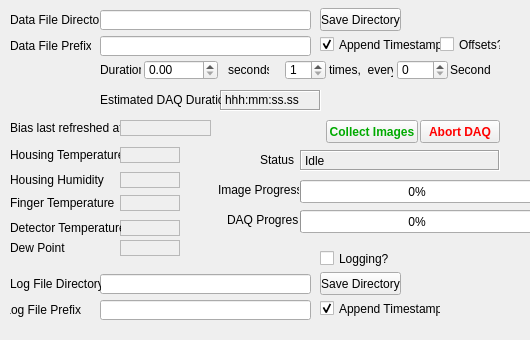
Above: STFC/HexitecGigEProject/trunk/HexitecGigE/dataacquisitionform.ui from stfc-detectors/hexitec before the change. Below: the same form after it.
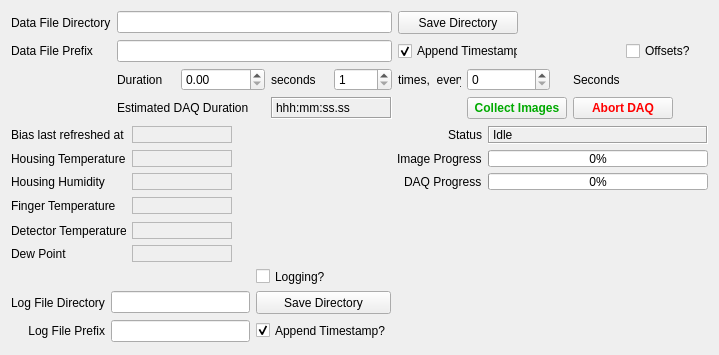
That is the form after the change.

```diff
--- a/STFC/HexitecGigEProject/trunk/HexitecGigE/dataacquisitionform.ui
+++ b/STFC/HexitecGigEProject/trunk/HexitecGigE/dataacquisitionform.ui
@@ -6,60 +6,27 @@
    <rect>
     <x>0</x>
     <y>0</y>
-    <width>530</width>
-    <height>340</height>
+    <width>697</width>
+    <height>355</height>
    </rect>
   </property>
   <property name="windowTitle">
    <string>Form</string>
   </property>
-  <widget class="QLineEdit" name="dataFilePrefix">
-   <property name="geometry">
-    <rect>
-     <x>100</x>
-     <y>36</y>
-     <width>211</width>
-     <height>20</height>
-    </rect>
-   </property>
-  </widget>
-  <widget class="QCheckBox" name="offsetsButton">
-   <property name="geometry">
-    <rect>
-     <x>440</x>
-     <y>36</y>
-     <width>61</width>
-     <height>17</height>
-    </rect>
-   </property>
-   <property name="text">
-    <string>Offsets?</string>
-   </property>
-   <property name="checked">
-    <bool>false</bool>
-   </property>
-  </widget>
-  <widget class="QLabel" name="durationLabel">
-   <property name="geometry">
-    <rect>
-     <x>100</x>
-     <y>60</y>
-     <width>41</width>
-     <height>20</height>
-    </rect>
-   </property>
-   <property name="text">
-    <string>Duration</string>
-   </property>
-  </widget>
+  <layout class="QGridLayout" name="gridLayout_2">
+   <item row="3" column="8" colspan="4">
   <widget class="QPushButton" name="abortDAQ">
-   <property name="geometry">
-    <rect>
-     <x>420</x>
-     <y>120</y>
-     <width>80</width>
-     <height>23</height>
-    </rect>
+     <property name="minimumSize">
+      <size>
+       <width>100</width>
+       <height>0</height>
+      </size>
+     </property>
+     <property name="maximumSize">
+      <size>
+       <width>100</width>
+       <height>16777215</height>
+      </size>
    </property>
    <property name="palette">
     <palette>
@@ -138,168 +105,9 @@
     <string>Abort DAQ</string>
    </property>
   </widget>
-  <widget class="QLabel" name="dataFileDirectoryLabel">
-   <property name="geometry">
-    <rect>
-     <x>10</x>
-     <y>10</y>
-     <width>91</width>
-     <height>20</height>
-    </rect>
-   </property>
-   <property name="layoutDirection">
-    <enum>Qt::LeftToRight</enum>
-   </property>
-   <property name="text">
-    <string>Data File Directory</string>
-   </property>
-   <property name="alignment">
-    <set>Qt::AlignLeading|Qt::AlignLeft|Qt::AlignVCenter</set>
-   </property>
-  </widget>
-  <widget class="QLabel" name="state">
-   <property name="geometry">
-    <rect>
-     <x>300</x>
-     <y>150</y>
-     <width>200</width>
-     <height>21</height>
-    </rect>
-   </property>
-   <property name="frameShape">
-    <enum>QFrame::Box</enum>
-   </property>
-   <property name="frameShadow">
-    <enum>QFrame::Sunken</enum>
-   </property>
-   <property name="text">
-    <string>Idle</string>
-   </property>
-  </widget>
-  <widget class="QPushButton" name="dataFileDirectoryButton">
-   <property name="geometry">
-    <rect>
-     <x>320</x>
-     <y>8</y>
-     <width>81</width>
-     <height>23</height>
-    </rect>
-   </property>
-   <property name="text">
-    <string>Save Directory</string>
-   </property>
-  </widget>
-  <widget class="QCheckBox" name="dataFileTimestamp">
-   <property name="geometry">
-    <rect>
-     <x>320</x>
-     <y>36</y>
-     <width>121</width>
-     <height>17</height>
-    </rect>
-   </property>
-   <property name="text">
-    <string>Append Timestamp?</string>
-   </property>
-   <property name="checked">
-    <bool>true</bool>
-   </property>
-  </widget>
-  <widget class="QPushButton" name="collectImages">
-   <property name="geometry">
-    <rect>
-     <x>326</x>
-     <y>120</y>
-     <width>92</width>
-     <height>23</height>
-    </rect>
-   </property>
-   <property name="palette">
-    <palette>
-     <active>
-      <colorrole role="Text">
-       <brush brushstyle="SolidPattern">
-        <color alpha="255">
-         <red>0</red>
-         <green>170</green>
-         <blue>0</blue>
-        </color>
-       </brush>
-      </colorrole>
-      <colorrole role="ButtonText">
-       <brush brushstyle="SolidPattern">
-        <color alpha="255">
-         <red>0</red>
-         <green>170</green>
-         <blue>0</blue>
-        </color>
-       </brush>
-      </colorrole>
-     </active>
-     <inactive>
-      <colorrole role="Text">
-       <brush brushstyle="SolidPattern">
-        <color alpha="255">
-         <red>0</red>
-         <green>170</green>
-         <blue>0</blue>
-        </color>
-       </brush>
-      </colorrole>
-      <colorrole role="ButtonText">
-       <brush brushstyle="SolidPattern">
-        <color alpha="255">
-         <red>0</red>
-         <green>170</green>
-         <blue>0</blue>
-        </color>
-       </brush>
-      </colorrole>
-     </inactive>
-     <disabled>
-      <colorrole role="Text">
-       <brush brushstyle="SolidPattern">
-        <color alpha="255">
-         <red>120</red>
-         <green>120</green>
-         <blue>120</blue>
-        </color>
-       </brush>
-      </colorrole>
-      <colorrole role="ButtonText">
-       <brush brushstyle="SolidPattern">
-        <color alpha="255">
-         <red>120</red>
-         <green>120</green>
-         <blue>120</blue>
-        </color>
-       </brush>
-      </colorrole>
-     </disabled>
-    </palette>
-   </property>
-   <property name="font">
-    <font>
-     <weight>75</weight>
-     <bold>true</bold>
-    </font>
-   </property>
-   <property name="autoFillBackground">
-    <bool>true</bool>
-   </property>
-   <property name="text">
-    <string>Collect Images</string>
-   </property>
-  </widget>
+   </item>
+   <item row="2" column="2">
   <widget class="QDoubleSpinBox" name="duration">
-   <property name="geometry">
-    <rect>
-     <x>144</x>
-     <y>60</y>
-     <width>74</width>
-     <height>20</height>
-    </rect>
-   </property>
    <property name="decimals">
     <number>2</number>
    </property>
@@ -307,15 +115,136 @@
     <double>999999.989999999990687</double>
    </property>
   </widget>
+   </item>
+   <item row="6" column="0">
+    <spacer name="verticalSpacer">
+     <property name="orientation">
+      <enum>Qt::Vertical</enum>
+     </property>
+     <property name="sizeHint" stdset="0">
+      <size>
+       <width>20</width>
+       <height>40</height>
+      </size>
+     </property>
+    </spacer>
+   </item>
+   <item row="1" column="5" colspan="4">
+    <widget class="QCheckBox" name="dataFileTimestamp">
+     <property name="minimumSize">
+      <size>
+       <width>120</width>
+       <height>0</height>
+      </size>
+     </property>
+     <property name="maximumSize">
+      <size>
+       <width>120</width>
+       <height>16777215</height>
+      </size>
+     </property>
+     <property name="text">
+      <string>Append Timestamp?</string>
+     </property>
+     <property name="checked">
+      <bool>true</bool>
+     </property>
+    </widget>
+   </item>
+   <item row="3" column="6" colspan="2">
+    <widget class="QPushButton" name="collectImages">
+     <property name="minimumSize">
+      <size>
+       <width>100</width>
+       <height>0</height>
+      </size>
+     </property>
+     <property name="maximumSize">
+      <size>
+       <width>93</width>
+       <height>16777215</height>
+      </size>
+     </property>
+     <property name="palette">
+      <palette>
+       <active>
+        <colorrole role="Text">
+         <brush brushstyle="SolidPattern">
+          <color alpha="255">
+           <red>0</red>
+           <green>170</green>
+           <blue>0</blue>
+          </color>
+         </brush>
+        </colorrole>
+        <colorrole role="ButtonText">
+         <brush brushstyle="SolidPattern">
+          <color alpha="255">
+           <red>0</red>
+           <green>170</green>
+           <blue>0</blue>
+          </color>
+         </brush>
+        </colorrole>
+       </active>
+       <inactive>
+        <colorrole role="Text">
+         <brush brushstyle="SolidPattern">
+          <color alpha="255">
+           <red>0</red>
+           <green>170</green>
+           <blue>0</blue>
+          </color>
+         </brush>
+        </colorrole>
+        <colorrole role="ButtonText">
+         <brush brushstyle="SolidPattern">
+          <color alpha="255">
+           <red>0</red>
+           <green>170</green>
+           <blue>0</blue>
+          </color>
+         </brush>
+        </colorrole>
+       </inactive>
+       <disabled>
+        <colorrole role="Text">
+         <brush brushstyle="SolidPattern">
+          <color alpha="255">
+           <red>120</red>
+           <green>120</green>
+           <blue>120</blue>
+          </color>
+         </brush>
+        </colorrole>
+        <colorrole role="ButtonText">
+         <brush brushstyle="SolidPattern">
+          <color alpha="255">
+           <red>120</red>
+           <green>120</green>
+           <blue>120</blue>
+          </color>
+         </brush>
+        </colorrole>
+       </disabled>
+      </palette>
+     </property>
+     <property name="font">
+      <font>
+       <weight>75</weight>
+       <bold>true</bold>
+      </font>
+     </property>
+     <property name="autoFillBackground">
+      <bool>true</bool>
+     </property>
+     <property name="text">
+      <string>Collect Images</string>
+     </property>
+    </widget>
+   </item>
+   <item row="1" column="0">
   <widget class="QLabel" name="dataFilePrefixLabel">
-   <property name="geometry">
-    <rect>
-     <x>10</x>
-     <y>36</y>
-     <width>81</width>
-     <height>20</height>
-    </rect>
-   </property>
    <property name="layoutDirection">
     <enum>Qt::LeftToRight</enum>
    </property>
@@ -326,25 +255,9 @@
     <set>Qt::AlignLeading|Qt::AlignLeft|Qt::AlignVCenter</set>
    </property>
   </widget>
-  <widget class="QLineEdit" name="dataFileDirectory">
-   <property name="geometry">
-    <rect>
-     <x>100</x>
-     <y>10</y>
-     <width>211</width>
-     <height>20</height>
-    </rect>
-   </property>
-  </widget>
+   </item>
+   <item row="2" column="3">
   <widget class="QLabel" name="secondsLabel">
-   <property name="geometry">
-    <rect>
-     <x>228</x>
-     <y>60</y>
-     <width>41</width>
-     <height>20</height>
-    </rect>
-   </property>
    <property name="layoutDirection">
     <enum>Qt::LeftToRight</enum>
    </property>
@@ -355,142 +268,14 @@
     <set>Qt::AlignLeading|Qt::AlignLeft|Qt::AlignVCenter</set>
    </property>
   </widget>
-  <widget class="QLabel" name="housingTemperatureLabel">
-   <property name="geometry">
-    <rect>
-     <x>10</x>
-     <y>147</y>
-     <width>111</width>
-     <height>16</height>
-    </rect>
-   </property>
-   <property name="text">
-    <string>Housing Temperature</string>
-   </property>
-  </widget>
-  <widget class="QLabel" name="housingTemperature">
-   <property name="geometry">
-    <rect>
-     <x>120</x>
-     <y>147</y>
-     <width>60</width>
-     <height>16</height>
-    </rect>
-   </property>
-   <property name="frameShape">
-    <enum>QFrame::StyledPanel</enum>
-   </property>
-   <property name="text">
-    <string/>
-   </property>
-   <property name="margin">
-    <number>1</number>
-   </property>
-  </widget>
-  <widget class="QLabel" name="housingHumidityLabel">
-   <property name="geometry">
-    <rect>
-     <x>10</x>
-     <y>172</y>
-     <width>111</width>
-     <height>16</height>
-    </rect>
-   </property>
-   <property name="text">
-    <string>Housing Humidity</string>
-   </property>
-  </widget>
-  <widget class="QLabel" name="housingHumidity">
-   <property name="geometry">
-    <rect>
-     <x>120</x>
-     <y>172</y>
-     <width>60</width>
-     <height>16</height>
-    </rect>
-   </property>
-   <property name="frameShape">
-    <enum>QFrame::StyledPanel</enum>
-   </property>
-   <property name="text">
-    <string/>
-   </property>
-   <property name="margin">
-    <number>1</number>
-   </property>
-  </widget>
-  <widget class="QLabel" name="fingerTemperatureLabel">
-   <property name="geometry">
-    <rect>
-     <x>10</x>
-     <y>195</y>
-     <width>111</width>
-     <height>16</height>
-    </rect>
-   </property>
-   <property name="text">
-    <string>Finger Temperature</string>
-   </property>
-  </widget>
-  <widget class="QLabel" name="fingerTemperature">
-   <property name="geometry">
-    <rect>
-     <x>120</x>
-     <y>195</y>
-     <width>60</width>
-     <height>16</height>
-    </rect>
-   </property>
-   <property name="frameShape">
-    <enum>QFrame::StyledPanel</enum>
-   </property>
-   <property name="text">
-    <string/>
-   </property>
-   <property name="margin">
-    <number>1</number>
-   </property>
-  </widget>
-  <widget class="QLabel" name="biasLastRefreshedLabel">
-   <property name="geometry">
-    <rect>
-     <x>10</x>
-     <y>120</y>
-     <width>111</width>
-     <height>16</height>
-    </rect>
-   </property>
-   <property name="text">
-    <string>Bias last refreshed at</string>
-   </property>
-  </widget>
-  <widget class="QLabel" name="biasLastRefreshed">
-   <property name="geometry">
-    <rect>
-     <x>120</x>
-     <y>120</y>
-     <width>91</width>
-     <height>16</height>
-    </rect>
-   </property>
-   <property name="frameShape">
-    <enum>QFrame::StyledPanel</enum>
-   </property>
-   <property name="text">
-    <string/>
-   </property>
-   <property name="margin">
-    <number>1</number>
-   </property>
-  </widget>
+   </item>
+   <item row="2" column="4">
   <widget class="QSpinBox" name="repeatCount">
-   <property name="geometry">
-    <rect>
-     <x>285</x>
-     <y>60</y>
-     <width>41</width>
-     <height>20</height>
-    </rect>
+     <property name="minimumSize">
+      <size>
+       <width>50</width>
+       <height>0</height>
+      </size>
    </property>
    <property name="minimum">
     <number>1</number>
@@ -499,27 +284,112 @@
     <number>999</number>
    </property>
   </widget>
+   </item>
+   <item row="3" column="3" colspan="2">
+    <widget class="QLabel" name="estimatedDuration">
+     <property name="frameShape">
+      <enum>QFrame::Box</enum>
+     </property>
+     <property name="frameShadow">
+      <enum>QFrame::Sunken</enum>
+     </property>
+     <property name="text">
+      <string>&lt;html&gt;&lt;head/&gt;&lt;body&gt;&lt;p&gt;hhh:mm:ss.ss&lt;/p&gt;&lt;/body&gt;&lt;/html&gt;</string>
+     </property>
+    </widget>
+   </item>
+   <item row="2" column="5">
   <widget class="QLabel" name="timesLabel">
-   <property name="geometry">
-    <rect>
-     <x>329</x>
-     <y>60</y>
-     <width>64</width>
-     <height>20</height>
-    </rect>
+     <property name="minimumSize">
+      <size>
+       <width>63</width>
+       <height>0</height>
+      </size>
+     </property>
+     <property name="maximumSize">
+      <size>
+       <width>63</width>
+       <height>16777215</height>
+      </size>
    </property>
    <property name="text">
     <string>times,  every</string>
    </property>
   </widget>
+   </item>
+   <item row="2" column="1">
+    <widget class="QLabel" name="durationLabel">
+     <property name="text">
+      <string>Duration</string>
+     </property>
+    </widget>
+   </item>
+   <item row="3" column="1" colspan="2">
+    <widget class="QLabel" name="estimatedDurationLabel">
+     <property name="text">
+      <string>Estimated DAQ Duration</string>
+     </property>
+    </widget>
+   </item>
+   <item row="0" column="1" colspan="4">
+    <widget class="QLineEdit" name="dataFileDirectory">
+     <property name="minimumSize">
+      <size>
+       <width>275</width>
+       <height>0</height>
+      </size>
+     </property>
+    </widget>
+   </item>
+   <item row="0" column="0">
+    <widget class="QLabel" name="dataFileDirectoryLabel">
+     <property name="layoutDirection">
+      <enum>Qt::LeftToRight</enum>
+     </property>
+     <property name="text">
+      <string>Data File Directory</string>
+     </property>
+     <property name="alignment">
+      <set>Qt::AlignLeading|Qt::AlignLeft|Qt::AlignVCenter</set>
+     </property>
+    </widget>
+   </item>
+   <item row="4" column="3">
+    <spacer name="verticalSpacer_2">
+     <property name="orientation">
+      <enum>Qt::Vertical</enum>
+     </property>
+     <property name="sizeHint" stdset="0">
+      <size>
+       <width>20</width>
+       <height>40</height>
+      </size>
+     </property>
+    </spacer>
+   </item>
+   <item row="1" column="1" colspan="4">
+    <widget class="QLineEdit" name="dataFilePrefix">
+     <property name="minimumSize">
+      <size>
+       <width>204</width>
+       <height>0</height>
+      </size>
+     </property>
+    </widget>
+   </item>
+   <item row="2" column="6">
   <widget class="QDoubleSpinBox" name="repeatInterval">
-   <property name="geometry">
-    <rect>
-     <x>397</x>
-     <y>60</y>
-     <width>51</width>
-     <height>20</height>
-    </rect>
+     <property name="minimumSize">
+      <size>
+       <width>83</width>
+       <height>0</height>
+      </size>
+     </property>
+     <property name="maximumSize">
+      <size>
+       <width>83</width>
+       <height>16777215</height>
+      </size>
    </property>
    <property name="decimals">
     <number>0</number>
@@ -531,15 +401,28 @@
     <double>0.000000000000000</double>
    </property>
   </widget>
+   </item>
+   <item row="0" column="5" colspan="3" alignment="Qt::AlignLeft">
+    <widget class="QPushButton" name="dataFileDirectoryButton">
+     <property name="minimumSize">
+      <size>
+       <width>120</width>
+       <height>23</height>
+      </size>
+     </property>
+     <property name="maximumSize">
+      <size>
+       <width>120</width>
+       <height>23</height>
+      </size>
+     </property>
+     <property name="text">
+      <string>Save Directory</string>
+     </property>
+    </widget>
+   </item>
+   <item row="2" column="8">
   <widget class="QLabel" name="secondsLabel_2">
-   <property name="geometry">
-    <rect>
-     <x>450</x>
-     <y>60</y>
-     <width>41</width>
-     <height>20</height>
-    </rect>
-   </property>
    <property name="layoutDirection">
     <enum>Qt::LeftToRight</enum>
    </property>
@@ -550,183 +433,206 @@
     <set>Qt::AlignLeading|Qt::AlignLeft|Qt::AlignVCenter</set>
    </property>
   </widget>
-  <widget class="QLabel" name="detectorTemperature">
-   <property name="geometry">
-    <rect>
-     <x>120</x>
-     <y>220</y>
-     <width>60</width>
-     <height>16</height>
-    </rect>
-   </property>
-   <property name="frameShape">
-    <enum>QFrame::StyledPanel</enum>
+   </item>
+   <item row="1" column="9">
+    <widget class="QCheckBox" name="offsetsButton">
+     <property name="minimumSize">
+      <size>
+       <width>70</width>
+       <height>0</height>
+      </size>
+     </property>
+     <property name="maximumSize">
+      <size>
+       <width>70</width>
+       <height>16777215</height>
+      </size>
    </property>
    <property name="text">
-    <string/>
-   </property>
-   <property name="margin">
-    <number>1</number>
-   </property>
-  </widget>
-  <widget class="QLabel" name="detectorTemperatureLabel">
-   <property name="geometry">
-    <rect>
-     <x>10</x>
-     <y>220</y>
-     <width>111</width>
-     <height>16</height>
-    </rect>
-   </property>
-   <property name="text">
-    <string>Detector Temperature</string>
-   </property>
-  </widget>
+      <string>Offsets?</string>
+     </property>
+     <property name="checked">
+      <bool>false</bool>
+     </property>
+    </widget>
+   </item>
+   <item row="5" column="0" colspan="12">
+    <layout class="QGridLayout" name="gridLayout">
+     <item row="0" column="5" alignment="Qt::AlignRight">
   <widget class="QLabel" name="dataAcquisitionModeLabel_2">
-   <property name="geometry">
-    <rect>
-     <x>260</x>
-     <y>150</y>
-     <width>35</width>
-     <height>20</height>
-    </rect>
-   </property>
    <property name="text">
     <string>Status</string>
    </property>
   </widget>
-  <widget class="QLabel" name="estimatedDuration">
-   <property name="geometry">
-    <rect>
-     <x>220</x>
-     <y>90</y>
-     <width>101</width>
-     <height>21</height>
-    </rect>
-   </property>
-   <property name="frameShape">
-    <enum>QFrame::Box</enum>
-   </property>
-   <property name="frameShadow">
-    <enum>QFrame::Sunken</enum>
-   </property>
+     </item>
+     <item row="6" column="4">
+      <widget class="QCheckBox" name="loggingEnabled">
+       <property name="minimumSize">
+        <size>
+         <width>0</width>
+         <height>17</height>
+        </size>
+       </property>
+       <property name="maximumSize">
+        <size>
+         <width>16777215</width>
+         <height>17</height>
+        </size>
+       </property>
    <property name="text">
-    <string>&lt;html&gt;&lt;head/&gt;&lt;body&gt;&lt;p&gt;hhh:mm:ss.ss&lt;/p&gt;&lt;/body&gt;&lt;/html&gt;</string>
-   </property>
-  </widget>
-  <widget class="QLabel" name="estimatedDurationLabel">
-   <property name="geometry">
-    <rect>
-     <x>100</x>
-     <y>90</y>
-     <width>121</width>
-     <height>20</height>
-    </rect>
-   </property>
-   <property name="text">
-    <string>Estimated DAQ Duration</string>
-   </property>
-  </widget>
-  <widget class="QProgressBar" name="imageProgressBar">
-   <property name="geometry">
-    <rect>
-     <x>300</x>
-     <y>180</y>
-     <width>234</width>
-     <height>23</height>
-    </rect>
-   </property>
-   <property name="value">
-    <number>0</number>
-   </property>
-  </widget>
+        <string>Logging?</string>
+       </property>
+       <property name="checked">
+        <bool>false</bool>
+       </property>
+      </widget>
+     </item>
+     <item row="7" column="1" colspan="3">
+      <widget class="QLineEdit" name="logFileDirectory"/>
+     </item>
+     <item row="1" column="5" alignment="Qt::AlignRight">
   <widget class="QLabel" name="progressBarLabel">
-   <property name="geometry">
-    <rect>
-     <x>218</x>
-     <y>180</y>
-     <width>81</width>
-     <height>20</height>
-    </rect>
-   </property>
    <property name="text">
     <string>Image Progress</string>
    </property>
   </widget>
-  <widget class="QLabel" name="dewPoint">
-   <property name="geometry">
-    <rect>
-     <x>120</x>
-     <y>240</y>
-     <width>60</width>
-     <height>16</height>
-    </rect>
-   </property>
+     </item>
+     <item row="0" column="6" colspan="2">
+      <widget class="QLabel" name="state">
    <property name="frameShape">
-    <enum>QFrame::StyledPanel</enum>
-   </property>
-   <property name="text">
-    <string/>
-   </property>
-   <property name="margin">
-    <number>1</number>
-   </property>
-  </widget>
-  <widget class="QLabel" name="dewPointLabel">
-   <property name="geometry">
-    <rect>
-     <x>10</x>
-     <y>240</y>
-     <width>111</width>
-     <height>16</height>
-    </rect>
-   </property>
+        <enum>QFrame::Box</enum>
+       </property>
+       <property name="frameShadow">
+        <enum>QFrame::Sunken</enum>
+       </property>
    <property name="text">
-    <string>Dew Point</string>
-   </property>
-  </widget>
-  <widget class="QLineEdit" name="logFileDirectory">
-   <property name="geometry">
-    <rect>
-     <x>100</x>
-     <y>274</y>
-     <width>211</width>
-     <height>20</height>
-    </rect>
-   </property>
-  </widget>
-  <widget class="QLineEdit" name="logFilePrefix">
-   <property name="geometry">
-    <rect>
-     <x>100</x>
-     <y>300</y>
-     <width>211</width>
+        <string>Idle</string>
+       </property>
+      </widget>
+     </item>
+     <item row="8" column="1" colspan="3">
+      <widget class="QLineEdit" name="logFilePrefix"/>
+     </item>
+     <item row="3" column="3">
+      <spacer name="horizontalSpacer_3">
+       <property name="orientation">
+        <enum>Qt::Horizontal</enum>
+       </property>
+       <property name="sizeHint" stdset="0">
+        <size>
+         <width>40</width>
      <height>20</height>
-    </rect>
-   </property>
-  </widget>
+        </size>
+       </property>
+      </spacer>
+     </item>
+     <item row="7" column="4">
   <widget class="QPushButton" name="logFileDirectoryButton">
-   <property name="geometry">
-    <rect>
-     <x>320</x>
-     <y>272</y>
-     <width>81</width>
+       <property name="minimumSize">
+        <size>
+         <width>0</width>
      <height>23</height>
-    </rect>
+        </size>
+       </property>
+       <property name="maximumSize">
+        <size>
+         <width>16777215</width>
+         <height>23</height>
+        </size>
    </property>
    <property name="text">
     <string>Save Directory</string>
    </property>
   </widget>
+     </item>
+     <item row="8" column="4">
+      <widget class="QCheckBox" name="logFileTimestamp">
+       <property name="minimumSize">
+        <size>
+         <width>0</width>
+         <height>17</height>
+        </size>
+       </property>
+       <property name="maximumSize">
+        <size>
+         <width>16777215</width>
+         <height>17</height>
+        </size>
+       </property>
+       <property name="text">
+        <string>Append Timestamp?</string>
+       </property>
+       <property name="checked">
+        <bool>true</bool>
+       </property>
+      </widget>
+     </item>
+     <item row="0" column="2">
+      <widget class="QLabel" name="biasLastRefreshed">
+       <property name="minimumSize">
+        <size>
+         <width>100</width>
+         <height>17</height>
+        </size>
+       </property>
+       <property name="maximumSize">
+        <size>
+         <width>100</width>
+         <height>17</height>
+        </size>
+       </property>
+       <property name="frameShape">
+        <enum>QFrame::StyledPanel</enum>
+       </property>
+       <property name="text">
+        <string/>
+       </property>
+       <property name="margin">
+        <number>1</number>
+       </property>
+      </widget>
+     </item>
+     <item row="0" column="0" colspan="2">
+      <widget class="QLabel" name="biasLastRefreshedLabel">
+       <property name="text">
+        <string>Bias last refreshed at</string>
+       </property>
+      </widget>
+     </item>
+     <item row="1" column="2">
+      <widget class="QLabel" name="housingTemperature">
+       <property name="minimumSize">
+        <size>
+         <width>100</width>
+         <height>17</height>
+        </size>
+       </property>
+       <property name="maximumSize">
+        <size>
+         <width>100</width>
+         <height>17</height>
+        </size>
+       </property>
+       <property name="frameShape">
+        <enum>QFrame::StyledPanel</enum>
+       </property>
+       <property name="text">
+        <string/>
+       </property>
+       <property name="margin">
+        <number>1</number>
+       </property>
+      </widget>
+     </item>
+     <item row="1" column="0" colspan="2">
+      <widget class="QLabel" name="housingTemperatureLabel">
+       <property name="text">
+        <string>Housing Temperature</string>
+       </property>
+      </widget>
+     </item>
+     <item row="8" column="0">
   <widget class="QLabel" name="logFilePrefixLabel">
-   <property name="geometry">
-    <rect>
-     <x>10</x>
-     <y>300</y>
-     <width>71</width>
-     <height>20</height>
-    </rect>
-   </property>
    <property name="layoutDirection">
     <enum>Qt::LeftToRight</enum>
    </property>
@@ -737,15 +643,16 @@
     <set>Qt::AlignRight|Qt::AlignTrailing|Qt::AlignVCenter</set>
    </property>
   </widget>
+     </item>
+     <item row="5" column="0" colspan="2">
+      <widget class="QLabel" name="dewPointLabel">
+       <property name="text">
+        <string>Dew Point</string>
+       </property>
+      </widget>
+     </item>
+     <item row="7" column="0">
   <widget class="QLabel" name="logFileDirectoryLabel">
-   <property name="geometry">
-    <rect>
-     <x>10</x>
-     <y>274</y>
-     <width>91</width>
-     <height>20</height>
-    </rect>
-   </property>
    <property name="layoutDirection">
     <enum>Qt::LeftToRight</enum>
    </property>
@@ -756,64 +663,170 @@
     <set>Qt::AlignLeading|Qt::AlignLeft|Qt::AlignVCenter</set>
    </property>
   </widget>
-  <widget class="QCheckBox" name="logFileTimestamp">
-   <property name="geometry">
-    <rect>
-     <x>320</x>
-     <y>300</y>
-     <width>121</width>
+     </item>
+     <item row="2" column="0" colspan="2">
+      <widget class="QLabel" name="housingHumidityLabel">
+       <property name="text">
+        <string>Housing Humidity</string>
+       </property>
+      </widget>
+     </item>
+     <item row="4" column="0" colspan="2">
+      <widget class="QLabel" name="detectorTemperatureLabel">
+       <property name="minimumSize">
+        <size>
+         <width>106</width>
+         <height>0</height>
+        </size>
+       </property>
+       <property name="text">
+        <string>Detector Temperature</string>
+       </property>
+      </widget>
+     </item>
+     <item row="5" column="2">
+      <widget class="QLabel" name="dewPoint">
+       <property name="minimumSize">
+        <size>
+         <width>0</width>
      <height>17</height>
-    </rect>
-   </property>
+        </size>
+       </property>
+       <property name="maximumSize">
+        <size>
+         <width>16777215</width>
+         <height>17</height>
+        </size>
+       </property>
+       <property name="frameShape">
+        <enum>QFrame::StyledPanel</enum>
+       </property>
    <property name="text">
-    <string>Append Timestamp?</string>
-   </property>
-   <property name="checked">
-    <bool>true</bool>
-   </property>
-  </widget>
-  <widget class="QCheckBox" name="loggingEnabled">
-   <property name="geometry">
-    <rect>
-     <x>320</x>
-     <y>250</y>
-     <width>71</width>
+        <string/>
+       </property>
+       <property name="margin">
+        <number>1</number>
+       </property>
+      </widget>
+     </item>
+     <item row="2" column="2">
+      <widget class="QLabel" name="housingHumidity">
+       <property name="minimumSize">
+        <size>
+         <width>0</width>
      <height>17</height>
-    </rect>
-   </property>
+        </size>
+       </property>
+       <property name="maximumSize">
+        <size>
+         <width>16777215</width>
+         <height>17</height>
+        </size>
+       </property>
+       <property name="frameShape">
+        <enum>QFrame::StyledPanel</enum>
+       </property>
    <property name="text">
-    <string>Logging?</string>
-   </property>
-   <property name="checked">
-    <bool>false</bool>
-   </property>
-  </widget>
+        <string/>
+       </property>
+       <property name="margin">
+        <number>1</number>
+       </property>
+      </widget>
+     </item>
+     <item row="3" column="0" colspan="2">
+      <widget class="QLabel" name="fingerTemperatureLabel">
+       <property name="text">
+        <string>Finger Temperature</string>
+       </property>
+      </widget>
+     </item>
+     <item row="3" column="2">
+      <widget class="QLabel" name="fingerTemperature">
+       <property name="minimumSize">
+        <size>
+         <width>0</width>
+         <height>17</height>
+        </size>
+       </property>
+       <property name="maximumSize">
+        <size>
+         <width>16777215</width>
+         <height>17</height>
+        </size>
+       </property>
+       <property name="frameShape">
+        <enum>QFrame::StyledPanel</enum>
+       </property>
+       <property name="text">
+        <string/>
+       </property>
+       <property name="margin">
+        <number>1</number>
+       </property>
+      </widget>
+     </item>
+     <item row="2" column="5" alignment="Qt::AlignRight">
   <widget class="QLabel" name="progressBarLabel_2">
-   <property name="geometry">
-    <rect>
-     <x>227</x>
-     <y>210</y>
-     <width>71</width>
-     <height>20</height>
-    </rect>
-   </property>
    <property name="text">
     <string>DAQ Progress</string>
    </property>
   </widget>
+     </item>
+     <item row="4" column="2">
+      <widget class="QLabel" name="detectorTemperature">
+       <property name="minimumSize">
+        <size>
+         <width>0</width>
+         <height>17</height>
+        </size>
+       </property>
+       <property name="maximumSize">
+        <size>
+         <width>16777215</width>
+         <height>17</height>
+        </size>
+       </property>
+       <property name="frameShape">
+        <enum>QFrame::StyledPanel</enum>
+       </property>
+       <property name="text">
+        <string/>
+       </property>
+       <property name="margin">
+        <number>1</number>
+       </property>
+      </widget>
+     </item>
+     <item row="1" column="6" colspan="2">
+      <widget class="QProgressBar" name="imageProgressBar">
+       <property name="minimumSize">
+        <size>
+         <width>220</width>
+         <height>17</height>
+        </size>
+       </property>
+       <property name="value">
+        <number>0</number>
+       </property>
+      </widget>
+     </item>
+     <item row="2" column="6" colspan="2">
   <widget class="QProgressBar" name="progressBar">
-   <property name="geometry">
-    <rect>
-     <x>300</x>
-     <y>210</y>
-     <width>234</width>
-     <height>23</height>
-    </rect>
+       <property name="minimumSize">
+        <size>
+         <width>0</width>
+         <height>17</height>
+        </size>
    </property>
    <property name="value">
     <number>0</number>
    </property>
   </widget>
+     </item>
+    </layout>
+   </item>
+  </layout>
  </widget>
  <resources/>
  <connections/>
```
Lines whose indentation alone changed are shown as unchanged.
